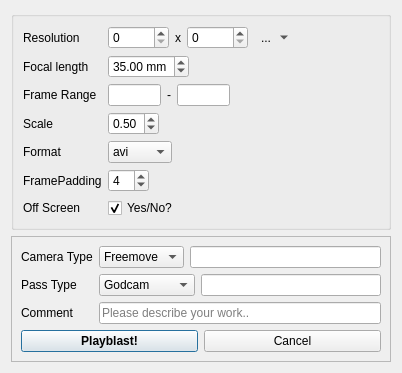
This is resources/dialog.ui in craignadoon/tvfx-maya-playblast as Qt 5 draws it before an edit. The edited form follows.
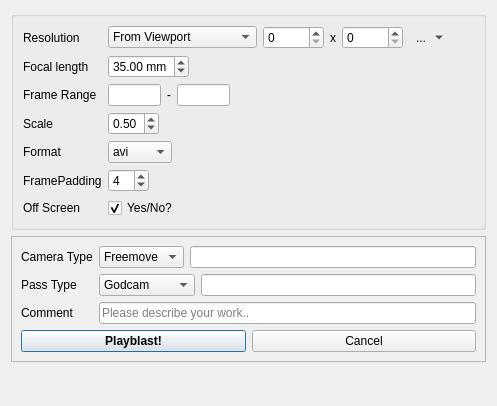
This is the edited form.

Commit message: ui changes for res etc

What changed in the file:
```diff
--- a/resources/dialog.ui
+++ b/resources/dialog.ui
@@ -6,14 +6,17 @@
    <rect>
     <x>0</x>
     <y>0</y>
-    <width>402</width>
-    <height>353</height>
+    <width>497</width>
+    <height>406</height>
    </rect>
   </property>
   <property name="windowTitle">
    <string>The Current Sgtk Environment</string>
   </property>
   <layout class="QFormLayout" name="formLayout_3">
+   <property name="fieldGrowthPolicy">
+    <enum>QFormLayout::AllNonFixedFieldsGrow</enum>
+   </property>
    <item row="1" column="0" colspan="2">
     <widget class="QFrame" name="frame">
      <property name="frameShape">
@@ -175,6 +178,25 @@
       </item>
       <item row="0" column="1">
        <layout class="QHBoxLayout" name="horizontalLayout">
+        <item>
+         <widget class="QComboBox" name="cb_resolution">
+          <item>
+           <property name="text">
+            <string>From Viewport</string>
+           </property>
+          </item>
+          <item>
+           <property name="text">
+            <string>From Render Settings</string>
+           </property>
+          </item>
+          <item>
+           <property name="text">
+            <string>Custom</string>
+           </property>
+          </item>
+         </widget>
+        </item>
         <item>
          <widget class="QSpinBox" name="sb_res_w">
           <property name="maximum">
```
Left out of the diff: 142 changed lines with no effect on the pictures. The commit also changes 3 other files.
